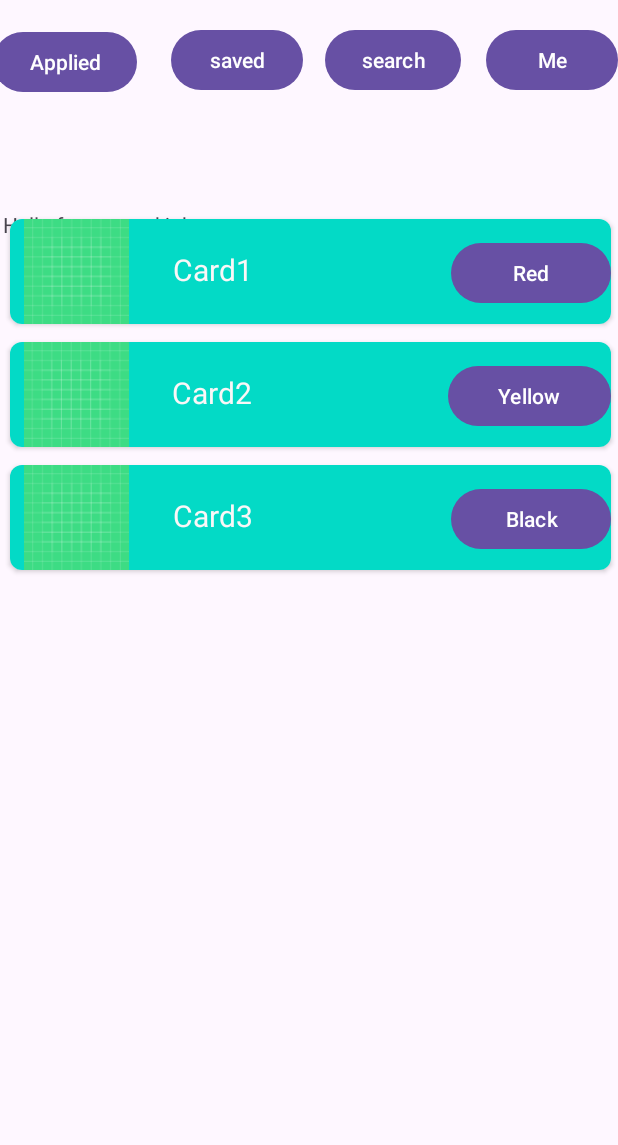
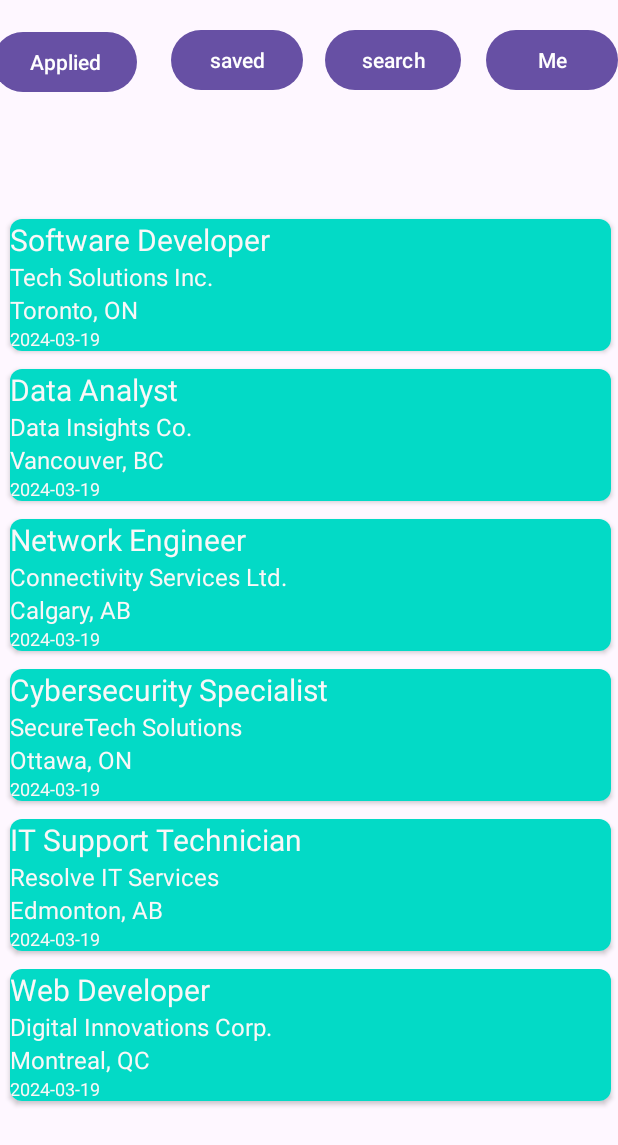
Before and after one commit to aksh0010/Get-A-Job-AndoridApp, an Android app: the fragment Saved_jobs placed in its activity, on a phone screen of 412 x 824 dp. Shown: the top 1145 px of the screen. Run offline under Robolectric (Android 15) with nearby library versions, the phone set to English and light mode, and no system bars.

Commit message:
updated the jobobject as per new data format

```diff
--- a/app/src/main/java/com/example/get_a_job/Applied_jobs.java
+++ b/app/src/main/java/com/example/get_a_job/Applied_jobs.java
@@ -73,10 +73,6 @@ public class Applied_jobs extends Fragment {
         recylerView.setLayoutManager(linearLayoutManager);
 
 
-        dataSets.add(new JobDisplayObject("Card1",R.drawable.ic_launcher_background,"Red"));
-        dataSets.add(new JobDisplayObject("Card2",R.drawable.ic_launcher_background,"Yellow"));
-        dataSets.add(new JobDisplayObject("Card3",R.drawable.ic_launcher_background,"Black"));
-        /*
         dataSets.add(new JobDisplayObject("Software Developer", "Tech Solutions Inc.", "Toronto, ON", "2024-03-19"));
         dataSets.add(new JobDisplayObject("Data Analyst", "Data Insights Co.", "Vancouver, BC", "2024-03-19"));
         dataSets.add(new JobDisplayObject("Network Engineer", "Connectivity Services Ltd.", "Calgary, AB", "2024-03-19"));
@@ -87,7 +83,7 @@ public class Applied_jobs extends Fragment {
         dataSets.add(new JobDisplayObject("Database Administrator", "DataWare Corporation", "Halifax, NS", "2024-03-19"));
         dataSets.add(new JobDisplayObject("UI/UX Designer", "DesignTech Solutions", "Quebec City, QC", "2024-03-19"));
         dataSets.add(new JobDisplayObject("Cloud Solutions Architect", "CloudWorks Inc.", "Victoria, BC", "2024-03-19"));
-        */
+
         ArrayAdaptor_JobDisplayObject myAdapter = new ArrayAdaptor_JobDisplayObject(dataSets);
         recylerView.setAdapter(myAdapter);
         Log.d("lifec","onViewCreated");
--- a/app/src/main/java/com/example/get_a_job/ArrayAdaptor_JobDisplayObject.java
+++ b/app/src/main/java/com/example/get_a_job/ArrayAdaptor_JobDisplayObject.java
@@ -36,9 +36,13 @@ public class ArrayAdaptor_JobDisplayObject extends RecyclerView.Adapter<ArrayAda
     public void onBindViewHolder(@NonNull ArrayAdaptor_JobDisplayObject.MyViewHolder holder, int position) {
 
         JobDisplayObject data =datalist.get(position);
-        holder.imageView.setImageResource(data.getImage());
-        holder.textView.setText(data.getText());
-        holder.buttonView.setText(data.getButton());
+        holder.tv_job_name.setText(data.getJob_name());
+        holder.tv_job_company.setText(data.getJob_company());
+        holder.tv_job_location.setText(data.getJob_location());
+        holder.tv_job_applied_date.setText(data.getJob_applied_date());
+//        holder.imageView.setImageResource(data.getImage());
+//        holder.textView.setText(data.getText());
+//        holder.buttonView.setText(data.getButton());
     }
 
     @Override
@@ -48,83 +52,16 @@ public class ArrayAdaptor_JobDisplayObject extends RecyclerView.Adapter<ArrayAda
 
     public class  MyViewHolder extends RecyclerView.ViewHolder{
 
-        ImageView imageView;
-        TextView textView;
-        Button buttonView;
+        TextView tv_job_name,tv_job_company,tv_job_location,tv_job_applied_date;
+
+
         public MyViewHolder(@NonNull View itemView){
             super(itemView);
 
-            imageView = itemView.findViewById(R.id.image_view);
-            textView= itemView.findViewById(R.id.tv_card);
-            buttonView = itemView.findViewById(R.id.tv_button);
-
-            buttonView.setOnClickListener(new View.OnClickListener() {
-                @Override
-                public void onClick(View v) {
-
-                    String buttonText = buttonView.getText().toString();
-                    int newColor = Color.WHITE;
-
-                    // Determine the new color based on the current button text
-                    switch (buttonText) {
-                        case "Red":
-                            newColor = Color.RED;
-                            textView.setTextColor(newColor);
-                            buttonView.setText("White");
-                            break;
-                        case "Yellow":
-                            newColor = Color.YELLOW;
-                            textView.setTextColor(newColor);
-                            buttonView.setText("White");
-                            break;
-                        case "Black":
-                            newColor = Color.BLACK;
-                            textView.setTextColor(newColor);
-                            buttonView.setText("White");
-                            break;
-                        case "White":
-                            // for first card
-                            newColor = Color.WHITE;
-                            if (textView.getText().equals("Card1") || textView.getText().equals("Text1"))
-                            {
-                                textView.setTextColor(newColor);
-                                buttonView.setText("Red");
-                            } else   if (textView.getText().equals("Card2") || textView.getText().equals("Text2"))
-                            {
-                                textView.setTextColor(newColor);
-                                buttonView.setText("Yellow");
-                            } else   if (textView.getText().equals("Card3") || textView.getText().equals("Text3"))
-                            {
-                                textView.setTextColor(newColor);
-                                buttonView.setText("Black");
-                            }
-
-                            break;
-                    }
-                }
-            });
-
-            textView.setOnClickListener(new View.OnClickListener() {
-                @Override
-                public void onClick(View v) {
-
-                    if(textView.getText().equals("Card1")){
-                        textView.setText("Text1");
-                    } else if (textView.getText().equals("Card2")) {
-                        textView.setText("Text2");
-                    }else if(textView.getText().equals("Card3")){
-                        textView.setText("Text3");
-                    } else
-                    if(textView.getText().equals("Text1")){
-                        textView.setText("Card1");
-                    } else if (textView.getText().equals("Text2")) {
-                        textView.setText("Card2");
-                    }else if(textView.getText().equals("Text3")){
-                        textView.setText("Card4");
-                    }
-
-                }
-            });
+            tv_job_name = itemView.findViewById(R.id.tv_job_name);
+            tv_job_company = itemView.findViewById(R.id.tv_job_company);
+            tv_job_location = itemView.findViewById(R.id.tv_job_location);
+            tv_job_applied_date = itemView.findViewById(R.id.tv_job_applied_date);
 
         }
 
--- a/app/src/main/java/com/example/get_a_job/JobDisplayObject.java
+++ b/app/src/main/java/com/example/get_a_job/JobDisplayObject.java
@@ -4,24 +4,52 @@ package com.example.get_a_job;
 
 public class JobDisplayObject {
 
-    public String text;
-    public  int image;
-    public String button;
+//    public String text;
+    public String job_name;
+    public String job_company;
+    public String job_location;
+    public String job_applied_date;
 
-    public JobDisplayObject(String text, int image, String btn_text){
+//    public  int image;
+//    public String button;
 
-        this.image=image;
-        this.text= text;
-        this.button = btn_text;
+//    public JobDisplayObject(String text, int image, String btn_text){
+//
+//        this.image=image;
+//        this.text= text;
+//        this.button = btn_text;
+//
+//    }
+    public JobDisplayObject(String name, String company, String location,String date){
+    this.job_name=name;
+    this.job_location=location;
+    this.job_company=company;
+    this.job_applied_date = date;
 
     }
 
-    public int getImage() {
-        return image;
+    public String getJob_applied_date() {
+        return job_applied_date;
     }
 
-    public String getText() {
-        return text;
+    public String getJob_location() {
+        return job_location;
     }
-    public String getButton(){return  button;}
+
+    public String getJob_name() {
+        return job_name;
+    }
+
+    public String getJob_company() {
+        return job_company;
+    }
+//
+//    public int getImage() {
+//        return image;
+//    }
+//
+//    public String getText() {
+//        return text;
+//    }
+//    public String getButton(){return  button;}
 }
--- a/app/src/main/java/com/example/get_a_job/Saved_jobs.java
+++ b/app/src/main/java/com/example/get_a_job/Saved_jobs.java
@@ -63,12 +63,7 @@ public class Saved_jobs extends Fragment {
         LinearLayoutManager linearLayoutManager = new LinearLayoutManager(getContext());
         recylerView.setLayoutManager(linearLayoutManager);
 
-
-        dataSets.add(new JobDisplayObject("Card1",R.drawable.ic_launcher_background,"Red"));
-        dataSets.add(new JobDisplayObject("Card2",R.drawable.ic_launcher_background,"Yellow"));
-        dataSets.add(new JobDisplayObject("Card3",R.drawable.ic_launcher_background,"Black"));
-        /*
-        * dataSets.add(new JobDisplayObject("Software Developer", "Tech Solutions Inc.", "Toronto, ON", "2024-03-19"));
+        dataSets.add(new JobDisplayObject("Software Developer", "Tech Solutions Inc.", "Toronto, ON", "2024-03-19"));
         dataSets.add(new JobDisplayObject("Data Analyst", "Data Insights Co.", "Vancouver, BC", "2024-03-19"));
         dataSets.add(new JobDisplayObject("Network Engineer", "Connectivity Services Ltd.", "Calgary, AB", "2024-03-19"));
         dataSets.add(new JobDisplayObject("Cybersecurity Specialist", "SecureTech Solutions", "Ottawa, ON", "2024-03-19"));
@@ -78,7 +73,7 @@ dataSets.add(new JobDisplayObject("Systems Analyst", "TechPro Systems", "Winnipe
         dataSets.add(new JobDisplayObject("Database Administrator", "DataWare Corporation", "Halifax, NS", "2024-03-19"));
         dataSets.add(new JobDisplayObject("UI/UX Designer", "DesignTech Solutions", "Quebec City, QC", "2024-03-19"));
         dataSets.add(new JobDisplayObject("Cloud Solutions Architect", "CloudWorks Inc.", "Victoria, BC", "2024-03-19"));
-        * */
+
         ArrayAdaptor_JobDisplayObject myAdapter = new ArrayAdaptor_JobDisplayObject(dataSets);
         recylerView.setAdapter(myAdapter);
         Log.d("lifec","onViewCreated Saved_jobs");
--- a/app/src/main/res/layout/card_layout_job_display.xml
+++ b/app/src/main/res/layout/card_layout_job_display.xml
@@ -15,33 +15,52 @@
         app:cardCornerRadius="8dp"
         app:cardElevation="2dp"
         app:cardUseCompatPadding="true">
+
         <LinearLayout
             android:id="@+id/lin_card"
             android:layout_width="match_parent"
             android:layout_height="wrap_content"
             android:background="@color/design_default_color_secondary"
-            android:orientation="horizontal">
-
-            <ImageView
-                android:id="@+id/image_view"
-                android:layout_width="70dp"
-                android:layout_height="70dp"
-                android:layout_weight="1" />
+            android:orientation="vertical">
 
             <TextView
-                android:id="@+id/tv_card"
-                android:layout_width="wrap_content"
-                android:layout_height="wrap_content"
-                android:layout_weight="6"
-                android:padding="20dp"
-                android:textColor="#FAF7F7"
-                android:textSize="20sp" />
-            <Button
-                android:id="@+id/tv_button"
+                android:id="@+id/tv_job_name"
                 android:layout_width="wrap_content"
                 android:layout_height="wrap_content"
                 android:layout_weight="1"
-                android:text="" />
+                android:text="Software Developer"
+                android:textColor="#FAF7F7"
+                android:textSize="20sp" />
+
+            <TextView
+                android:id="@+id/tv_job_company"
+                android:layout_width="wrap_content"
+                android:layout_height="wrap_content"
+                android:layout_weight="1"
+                android:text="IBM"
+                android:textColor="#FAF7F7"
+                android:textSize="16sp" />
+
+            <TextView
+                android:id="@+id/tv_job_location"
+                android:layout_width="wrap_content"
+                android:layout_height="wrap_content"
+                android:layout_weight="1"
+                android:text="Toronto,On"
+                android:textColor="#FAF7F7"
+                android:textSize="16sp" />
+
+            <TextView
+                android:id="@+id/tv_job_applied_date"
+                android:layout_width="wrap_content"
+                android:layout_height="wrap_content"
+                android:layout_weight="1"
+
+                android:text="March 10,2024"
+                android:textColor="#FAF7F7"
+                android:textSize="12sp" />
+
+
         </LinearLayout>
     </androidx.cardview.widget.CardView>
 </LinearLayout>
--- a/app/src/main/res/layout/fragment_saved_jobs.xml
+++ b/app/src/main/res/layout/fragment_saved_jobs.xml
@@ -4,12 +4,6 @@
     android:layout_width="match_parent"
     android:layout_height="match_parent"
     tools:context=".Saved_jobs">
-
-    <!-- TODO: Update blank fragment layout -->
-    <TextView
-        android:layout_width="match_parent"
-        android:layout_height="match_parent"
-        android:text="Hello from saved jobs" />
 
     <androidx.recyclerview.widget.RecyclerView
         android:id="@+id/recyler_job_saved_view"
```
Also changed, not shown: app/src/main/res/layout/fragment_applied_jobs.xml (+0 -14 lines). Lines whose indentation alone changed are shown as unchanged.
